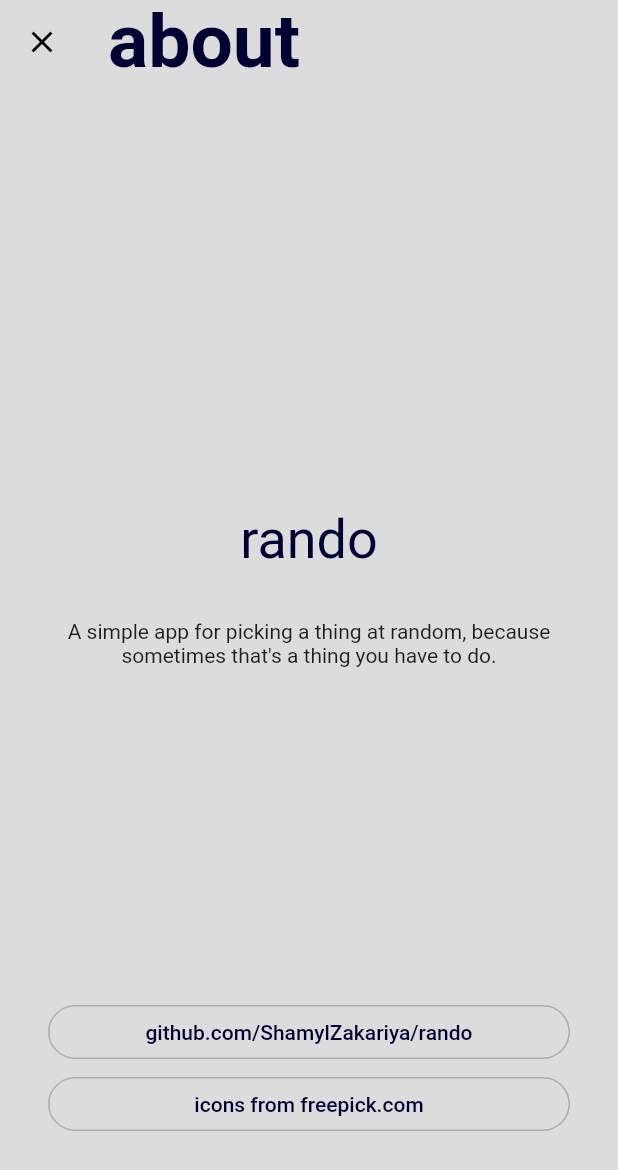
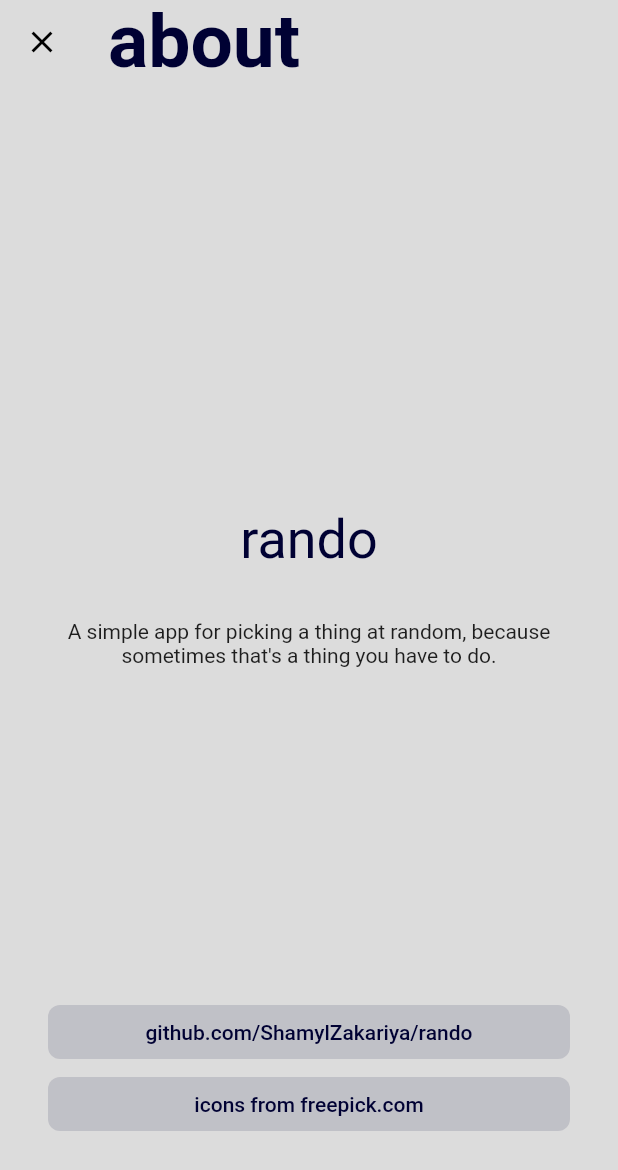
Before and after one commit to ShamylZakariya/Rando, a Flutter app: the AboutScreen screen opened directly, on a phone screen of 412 x 824 dp. Shown: the top 1170 px of the screen. Run offline on Flutter 3.47's test engine with Material 2 defaults, Android fonts, the light colour scheme and no system bars; our stand-ins replace google_fonts; Roboto replaces fonts that are missing (Arvo).

Commit message:
Updated flatter, and addressed deprecations

```diff
--- a/lib/common/theme.dart
+++ b/lib/common/theme.dart
@@ -48,8 +48,25 @@ ThemeData appTheme(BuildContext context) {
           textStyle: baseTheme.headline2,
           color: ThemeColors.primaryColor,
           fontSize: baseTheme.headline2.fontSize * 1,
-      )
+        )),
+  );
+}
 
+final ButtonStyle flatButtonStyle = TextButton.styleFrom(
+  primary: ThemeColors.primaryColor,
+  minimumSize: Size(88, 36),
+  padding: EdgeInsets.symmetric(horizontal: 16.0),
+  shape: const RoundedRectangleBorder(
+    borderRadius: BorderRadius.all(Radius.circular(8.0)),
   ),
 );
-}
+
+final ButtonStyle raisedButtonStyle = ElevatedButton.styleFrom(
+  primary: ThemeColors.primaryColor.withAlpha(32),
+  onPrimary: ThemeColors.primaryColor,
+  minimumSize: Size(88, 36),
+  padding: EdgeInsets.symmetric(horizontal: 16),
+  shape: const RoundedRectangleBorder(
+    borderRadius: BorderRadius.all(Radius.circular(8)),
+  ),
+);
--- a/lib/ui/about_screen.dart
+++ b/lib/ui/about_screen.dart
@@ -34,7 +34,7 @@ class AboutScreen extends StatelessWidget {
               padding: const EdgeInsets.only(bottom: 32),
               child: Text(
                 "rando",
-                style: Theme.of(context).textTheme.display2,
+                style: Theme.of(context).textTheme.headline3,
               ),
             ),
             Text(
@@ -55,14 +55,10 @@ class AboutScreen extends StatelessWidget {
   Widget _linkButton(BuildContext context, String title, String url) =>
       SizedBox(
         width: double.infinity,
-        child: FlatButton(
+        child: TextButton(
           child: Text(title),
-          textColor: ThemeColors.primaryColor,
+          style: raisedButtonStyle,
           onPressed: () => _navigateTo(url),
-          shape: RoundedRectangleBorder(
-            borderRadius: BorderRadius.circular(128),
-            side: BorderSide(color: ThemeColors.textColor.withAlpha(64)),
-          ),
         ),
       );
 
--- a/lib/ui/collection_screen.dart
+++ b/lib/ui/collection_screen.dart
@@ -122,7 +122,7 @@ class CollectionScreen extends StatelessWidget {
                     _deleteCollection(context, collection),
                 child: ListTile(
                   title: Text(collection.name,
-                      style: Theme.of(context).textTheme.body2),
+                      style: Theme.of(context).textTheme.bodyText1),
                   trailing: IconButton(
                     icon: Icon(Icons.edit),
                     onPressed: () => _showCollection(context, collection),
@@ -145,7 +145,7 @@ class CollectionScreen extends StatelessWidget {
     int idx = store.indexOf(collection);
     store.remove(collection);
 
-    Scaffold.of(context).showSnackBar(
+    ScaffoldMessenger.of(context).showSnackBar(
       SnackBar(
         content: Text("Deleted ${collection.name}"),
         action: SnackBarAction(
--- a/lib/ui/dice_roll_result.dart
+++ b/lib/ui/dice_roll_result.dart
@@ -81,7 +81,7 @@ class _DiceRollResultState extends State<DiceRollResult>
         padding: EdgeInsets.fromLTRB(24, 24, 24, 88),
         child: Text(
           _result.name,
-          style: Theme.of(context).textTheme.display3,
+          style: Theme.of(context).textTheme.headline2,
         ),
       ),
     );
--- a/pubspec.yaml
+++ b/pubspec.yaml
@@ -1,5 +1,5 @@
 name: rando
-description: A new Flutter project.
+description: A simple app for picking a thing at random
 
 # The following defines the version and build number for your application.
 # A version number is three numbers separated by dots, like 1.2.43
```
Also changed, not shown: lib/ui/collection_editor.dart (+13 -6 lines), lib/ui/util.dart (+5 -3 lines), pubspec.lock. Lines whose indentation alone changed are shown as unchanged.
